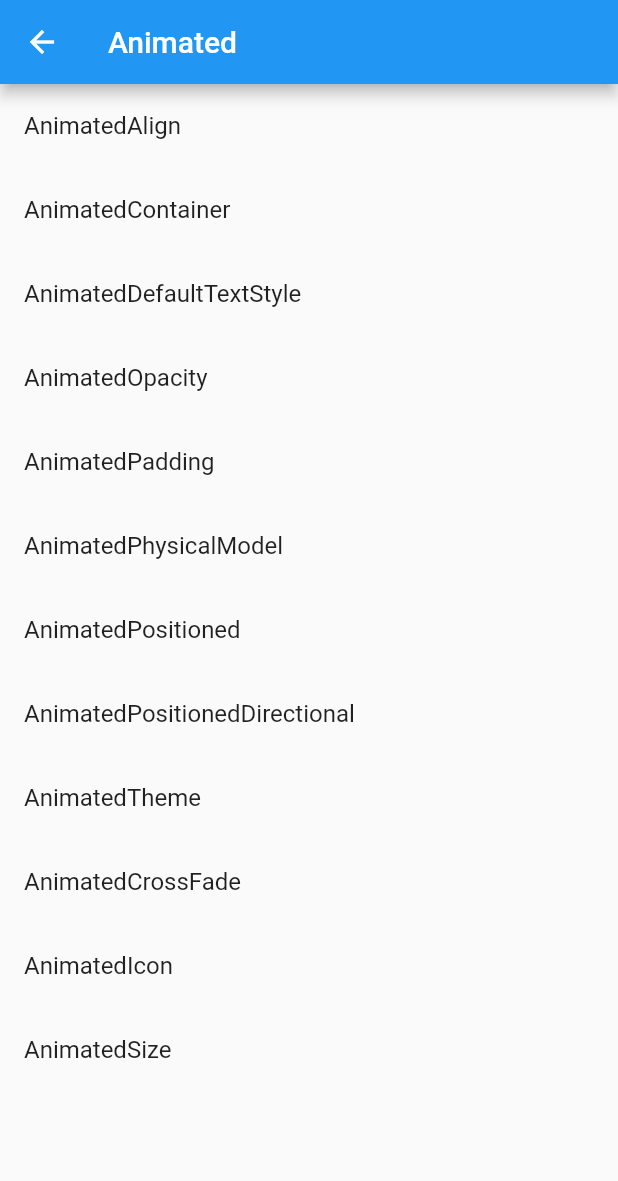
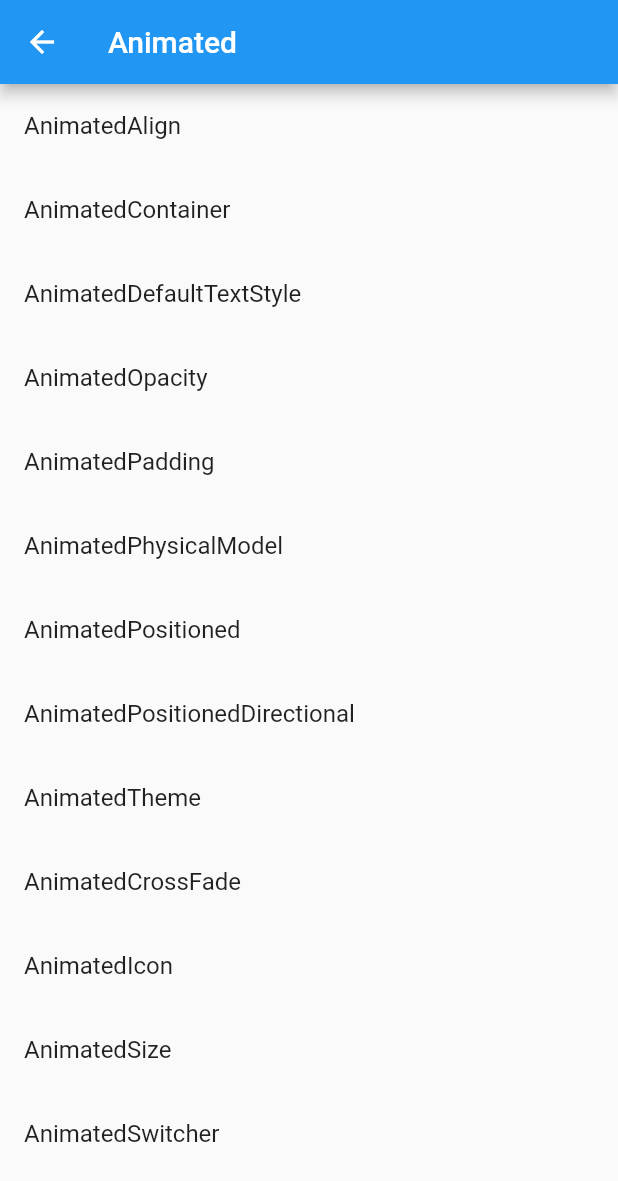
Before and after one commit to KobayashiKz/ImplicitWidgets, a Flutter app: the ImplicitlyAnimatedPage screen opened by its route, on a phone screen of 412 x 824 dp. Shown: the top 1181 px of the screen. Run offline on Flutter 3.47's test engine with Material 2 defaults, Android fonts, the phone set to English and light mode, and no system bars.

Commit message:
Add AnimatedSwitcher

```diff
--- a/lib/app.dart
+++ b/lib/app.dart
@@ -12,6 +12,7 @@ import 'package:implicit_animation_sample/screen/implicitly_animated/animated_ph
 import 'package:implicit_animation_sample/screen/implicitly_animated/animated_positioned.dart';
 import 'package:implicit_animation_sample/screen/implicitly_animated/animated_positioned_directional.dart';
 import 'package:implicit_animation_sample/screen/implicitly_animated/animated_sized.dart';
+import 'package:implicit_animation_sample/screen/implicitly_animated/animated_switcher.dart';
 import 'package:implicit_animation_sample/screen/implicitly_animated/animated_theme.dart';
 import 'package:implicit_animation_sample/screen/implicitly_animated/implicitly_animated.dart';
 
@@ -39,6 +40,7 @@ class App extends StatelessWidget {
         AnimatedCrossFadePage.routeName: (_context) => AnimatedCrossFadePage(),
         AnimatedIconPage.routeName: (_context) => AnimatedIconPage(),
         AnimatedSizePage.routeName: (_context) => AnimatedSizePage(),
+        AnimatedSwitcherPage.routeName: (_context) => AnimatedSwitcherPage(),
       }
     );
   }
--- a/lib/screen/implicitly_animated/implicitly_animated.dart
+++ b/lib/screen/implicitly_animated/implicitly_animated.dart
@@ -11,6 +11,7 @@ import 'package:implicit_animation_sample/screen/implicitly_animated/animated_ph
 import 'package:implicit_animation_sample/screen/implicitly_animated/animated_positioned.dart';
 import 'package:implicit_animation_sample/screen/implicitly_animated/animated_positioned_directional.dart';
 import 'package:implicit_animation_sample/screen/implicitly_animated/animated_sized.dart';
+import 'package:implicit_animation_sample/screen/implicitly_animated/animated_switcher.dart';
 import 'package:implicit_animation_sample/screen/implicitly_animated/animated_theme.dart';
 import 'package:implicit_animation_sample/widgets/app_list_tile.dart';
 import 'package:implicit_animation_sample/widgets/app_scaffold.dart';
@@ -72,6 +73,10 @@ class ImplicitlyAnimatedPage extends StatelessWidget {
             title: "AnimatedSize",
             nextRouteName: AnimatedSizePage.routeName,
           ),
+          const AppListTile(
+            title: "AnimatedSwitcher",
+            nextRouteName: AnimatedSwitcherPage.routeName,
+          ),
         ],
       ),
     );
```
Also changed, not shown: lib/screen/implicitly_animated/animated_switcher.dart (added, +36 -0 lines).
